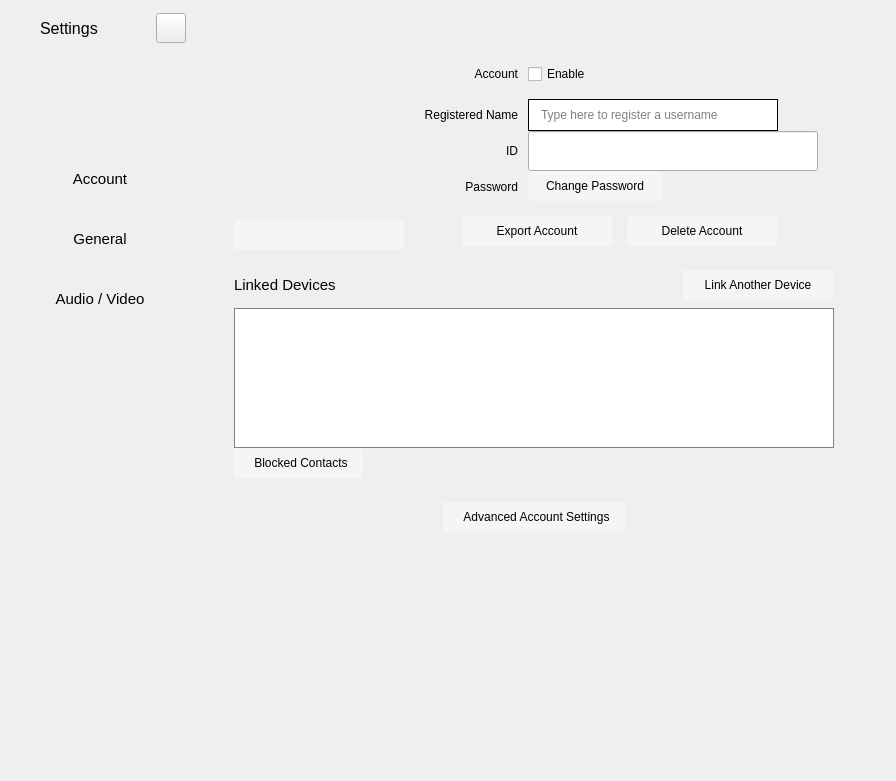
Above: settingswidget.ui from savoirfairelinux/jami-client-windows before the change. Below: the same form after it.
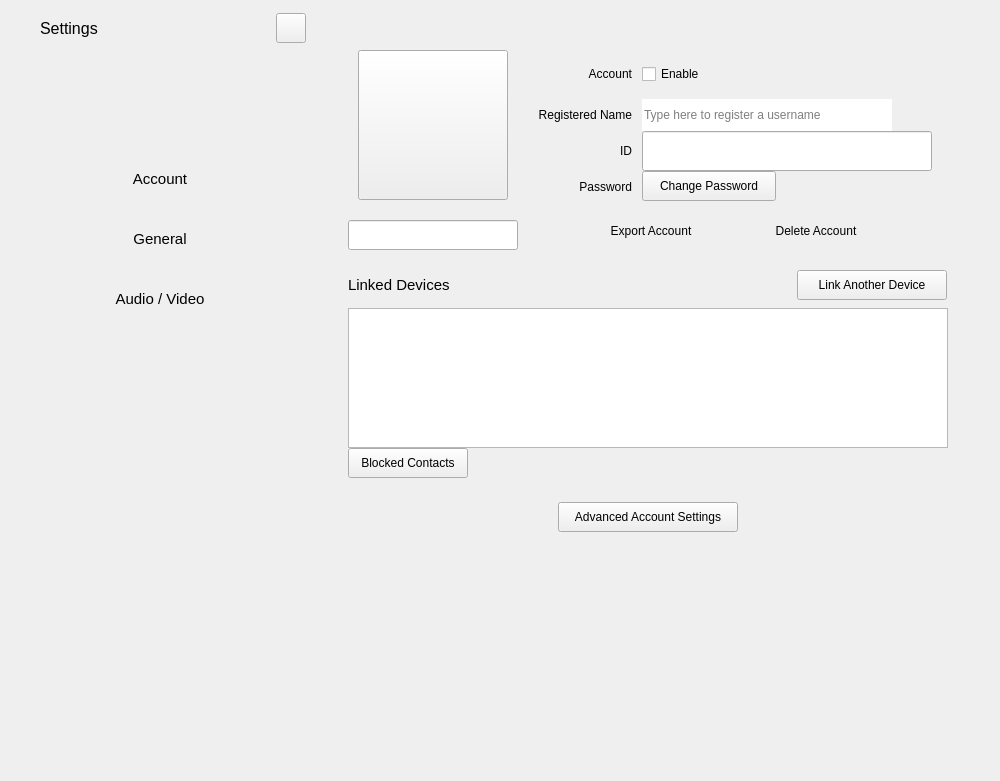
That is the form after the change. The open tabs and pages were chosen to show the change. Icons and pictures are not drawn. Custom widgets are drawn as their Qt base class.

```diff
--- a/settingswidget.ui
+++ b/settingswidget.ui
@@ -13,9 +13,6 @@
   <property name="windowTitle">
    <string>Form</string>
   </property>
-  <property name="styleSheet">
-   <string notr="true"/>
-  </property>
   <layout class="QHBoxLayout" name="horizontalLayout_3">
    <property name="spacing">
     <number>0</number>
@@ -60,13 +57,13 @@
         </property>
         <property name="minimumSize">
          <size>
-          <width>0</width>
+          <width>320</width>
           <height>0</height>
          </size>
         </property>
         <property name="maximumSize">
          <size>
-          <width>16777215</width>
+          <width>380</width>
           <height>16777215</height>
          </size>
         </property>
@@ -76,9 +73,6 @@
           <height>0</height>
          </size>
         </property>
-        <property name="styleSheet">
-         <string notr="true"/>
-        </property>
         <layout class="QVBoxLayout" name="leftVerticalLayout" stretch="0,0,0,1,0,0,0,5">
          <property name="spacing">
           <number>0</number>
@@ -178,9 +172,6 @@
                <height>30</height>
               </size>
              </property>
-             <property name="styleSheet">
-              <string notr="true"/>
-             </property>
              <property name="text">
               <string/>
              </property>
@@ -247,9 +238,6 @@
            <property name="mouseTracking">
             <bool>true</bool>
            </property>
-           <property name="styleSheet">
-            <string notr="true"/>
-           </property>
            <property name="text">
             <string>Account</string>
            </property>
@@ -291,9 +279,6 @@
            <property name="mouseTracking">
             <bool>true</bool>
            </property>
-           <property name="styleSheet">
-            <string notr="true"/>
-           </property>
            <property name="text">
             <string>General</string>
            </property>
@@ -335,9 +320,6 @@
            <property name="mouseTracking">
             <bool>true</bool>
            </property>
-           <property name="styleSheet">
-            <string notr="true"/>
-           </property>
            <property name="text">
             <string>Audio / Video</string>
            </property>
@@ -382,9 +364,6 @@
           <height>16777215</height>
          </size>
         </property>
-        <property name="styleSheet">
-         <string notr="true"/>
-        </property>
         <layout class="QHBoxLayout" name="horizontalLayout_4" stretch="0">
          <property name="spacing">
           <number>0</number>
@@ -421,9 +400,6 @@
              <height>16777215</height>
             </size>
            </property>
-           <property name="styleSheet">
-            <string notr="true"/>
-           </property>
            <property name="currentIndex">
             <number>2</number>
            </property>
@@ -1070,9 +1046,6 @@
               <height>16777215</height>
              </size>
             </property>
-            <property name="styleSheet">
-             <string notr="true"/>
-            </property>
             <layout class="QVBoxLayout" name="verticalLayout_2">
              <property name="spacing">
               <number>0</number>
@@ -1121,12 +1094,9 @@
                   <x>0</x>
                   <y>0</y>
                   <width>625</width>
-                  <height>580</height>
+                  <height>560</height>
                  </rect>
                 </property>
-                <property name="styleSheet">
-                 <string notr="true"/>
-                </property>
                 <layout class="QHBoxLayout" name="horizontalLayout_12" stretch="0">
                  <property name="spacing">
                   <number>0</number>
@@ -1280,9 +1250,6 @@
                                 <property name="cursor">
                                  <cursorShape>PointingHandCursor</cursorShape>
                                 </property>
-                                <property name="styleSheet">
-                                 <string notr="true">border: none;</string>
-                                </property>
                                 <property name="text">
                                  <string/>
                                 </property>
@@ -1336,9 +1303,6 @@
                                   <stylestrategy>PreferAntialias</stylestrategy>
                                  </font>
                                 </property>
-                                <property name="styleSheet">
-                                 <string notr="true">border: 0px; border-radius: 3px; background: rgb(245, 245, 245);</string>
-                                </property>
                                 <property name="text">
                                  <string/>
                                 </property>
@@ -1705,9 +1669,6 @@
                                     <property name="layoutDirection">
                                      <enum>Qt::LeftToRight</enum>
                                     </property>
-                                    <property name="styleSheet">
-                                     <string notr="true"/>
-                                    </property>
                                     <property name="text">
                                      <string>Enable</string>
                                     </property>
@@ -1762,9 +1723,6 @@
                                     <property name="mouseTracking">
                                      <bool>true</bool>
                                     </property>
-                                    <property name="styleSheet">
-                                     <string notr="true">padding-left: 10; border: 1px solid black;</string>
-                                    </property>
                                     <property name="text">
                                      <string/>
                                     </property>
@@ -1865,9 +1823,6 @@
                                     <property name="layoutDirection">
                                      <enum>Qt::RightToLeft</enum>
                                     </property>
-                                    <property name="styleSheet">
-                                     <string notr="true"/>
-                                    </property>
                                     <property name="text">
                                      <string/>
                                     </property>
@@ -1928,11 +1883,6 @@
                                       <underline>false</underline>
                                      </font>
                                     </property>
-                                    <property name="styleSheet">
-                                     <string notr="true">border: 0px; border-radius: 3px; background: rgb(245, 245, 245);
-padding: 5px;
-</string>
-                                    </property>
                                     <property name="text">
                                      <string>Change Password</string>
                                     </property>
@@ -2006,11 +1956,6 @@
                                   <pointsize>9</pointsize>
                                  </font>
                                 </property>
-                                <property name="styleSheet">
-                                 <string notr="true">border: 0px; border-radius: 3px; background: rgb(245, 245, 245);
-padding: 5px;
-</string>
-                                </property>
                                 <property name="text">
                                  <string>Export Account</string>
                                 </property>
@@ -2032,11 +1977,6 @@
                                   <pointsize>9</pointsize>
                                  </font>
                                 </property>
-                                <property name="styleSheet">
-                                 <string notr="true">border: 0px; border-radius: 3px; background: rgb(245, 245, 245);
-padding: 5px;
-</string>
-                                </property>
                                 <property name="text">
                                  <string>Delete Account</string>
                                 </property>
@@ -2179,11 +2119,6 @@
                               <pointsize>9</pointsize>
                              </font>
                             </property>
-                            <property name="styleSheet">
-                             <string notr="true">border: 0px; border-radius: 3px; background: rgb(245, 245, 245);
-padding: 5px;
-</string>
-                            </property>
                             <property name="text">
                              <string>Link Another Device</string>
                             </property>
@@ -2220,9 +2155,6 @@
                             <height>130</height>
                            </size>
                           </property>
-                          <property name="styleSheet">
-                           <string notr="true">border: 1px solid grey;</string>
-                          </property>
                           <property name="frameShadow">
                            <enum>QFrame::Plain</enum>
                           </property>
@@ -2270,12 +2202,6 @@
                             <property name="layoutDirection">
                              <enum>Qt::RightToLeft</enum>
                             </property>
-                            <property name="styleSheet">
-                             <string notr="true">border: 0px; border-radius: 3px; background: rgb(245, 245, 245);
-padding-right: 20px;
-padding-left: 15px;
-</string>
-                            </property>
                             <property name="text">
                              <string>Blocked Contacts</string>
                             </property>
@@ -2364,12 +2290,6 @@
                             <property name="layoutDirection">
                              <enum>Qt::RightToLeft</enum>
                             </property>
-                            <property name="styleSheet">
-                             <string notr="true">border: 0px; border-radius: 3px; background: rgb(245, 245, 245);
-padding-right: 20px;
-padding-left: 15px;
-</string>
-                            </property>
                             <property name="text">
                              <string>Advanced Account Settings</string>
                             </property>
```
Left out of the diff: 67 changed lines with no effect on the pictures.
